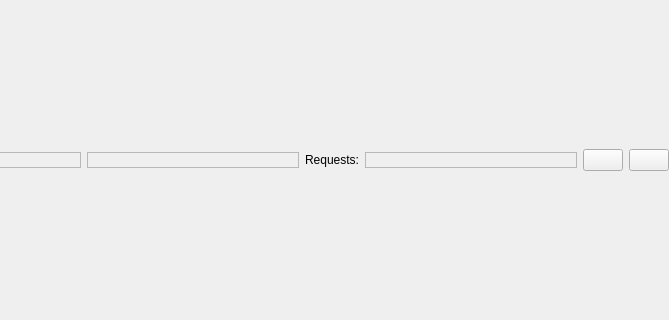
Qt form Koo/ui/mainwindow.ui (xrg/openerp-client-kde) before a commit; both pictures show x 131 to 800 and y 164 to 484 of the 800 by 600 pixel window.
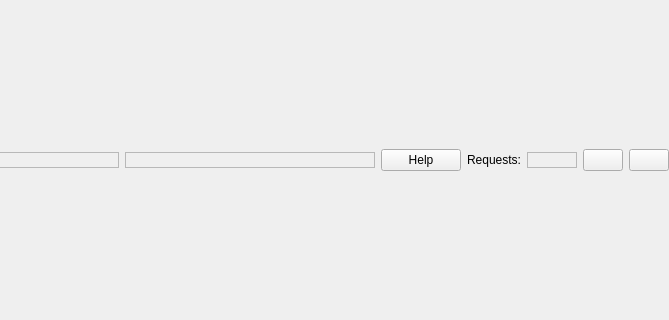
The same form after that commit. Icons and pictures are not drawn.

Commit message: [IMP] Make FieldHelpWidget more generic and rename it to HelpWidget. Add new Help button in KooMainWindow so views (form and tree) can also show references to them from the documentation.

```diff
--- a/Koo/ui/mainwindow.ui
+++ b/Koo/ui/mainwindow.ui
@@ -132,6 +132,17 @@
            </property>
           </widget>
          </item>
+         <item>
+          <widget class="QPushButton" name="pushHelp">
+           <property name="text">
+            <string>Help</string>
+           </property>
+           <property name="icon">
+            <iconset resource="common.qrc">
+             <normaloff>:/images/info.png</normaloff>:/images/info.png</iconset>
+           </property>
+          </widget>
+         </item>
          <item>
           <widget class="QLabel" name="label_3">
            <property name="sizePolicy">
@@ -148,11 +159,17 @@
          <item>
           <widget class="QLabel" name="uiRequests">
            <property name="sizePolicy">
-            <sizepolicy hsizetype="Expanding" vsizetype="Fixed">
+            <sizepolicy hsizetype="Fixed" vsizetype="Fixed">
              <horstretch>0</horstretch>
              <verstretch>0</verstretch>
             </sizepolicy>
            </property>
+           <property name="minimumSize">
+            <size>
+             <width>50</width>
+             <height>0</height>
+            </size>
+           </property>
            <property name="frameShape">
             <enum>QFrame::StyledPanel</enum>
            </property>
```
The commit also changes 6 other files.
